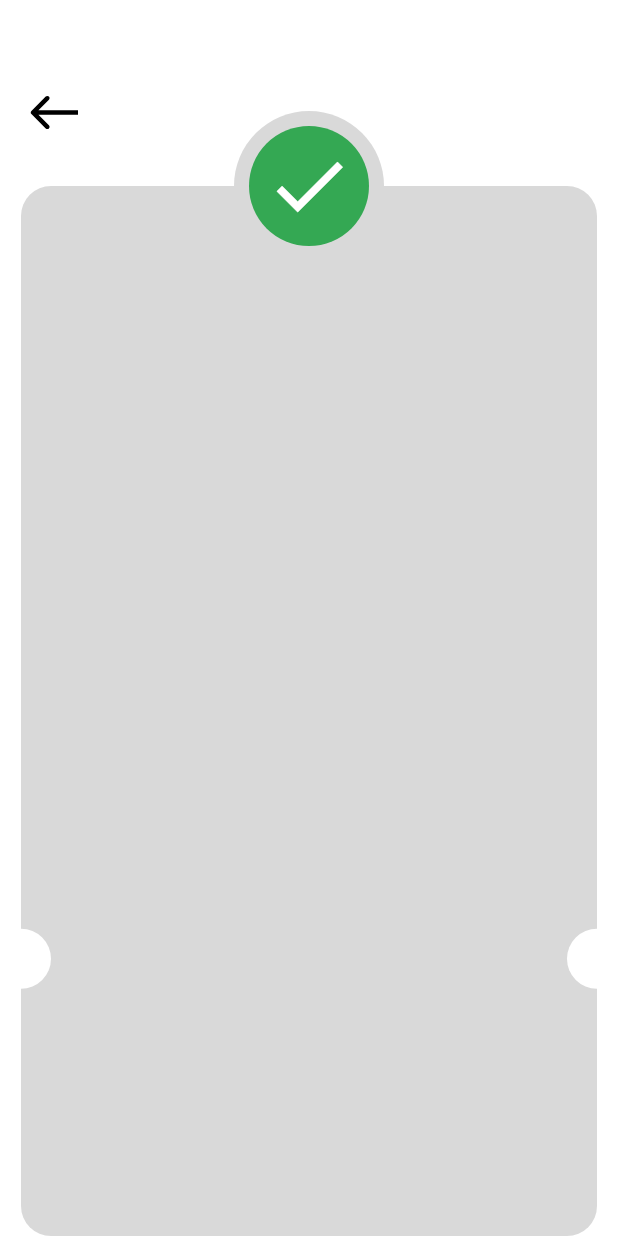
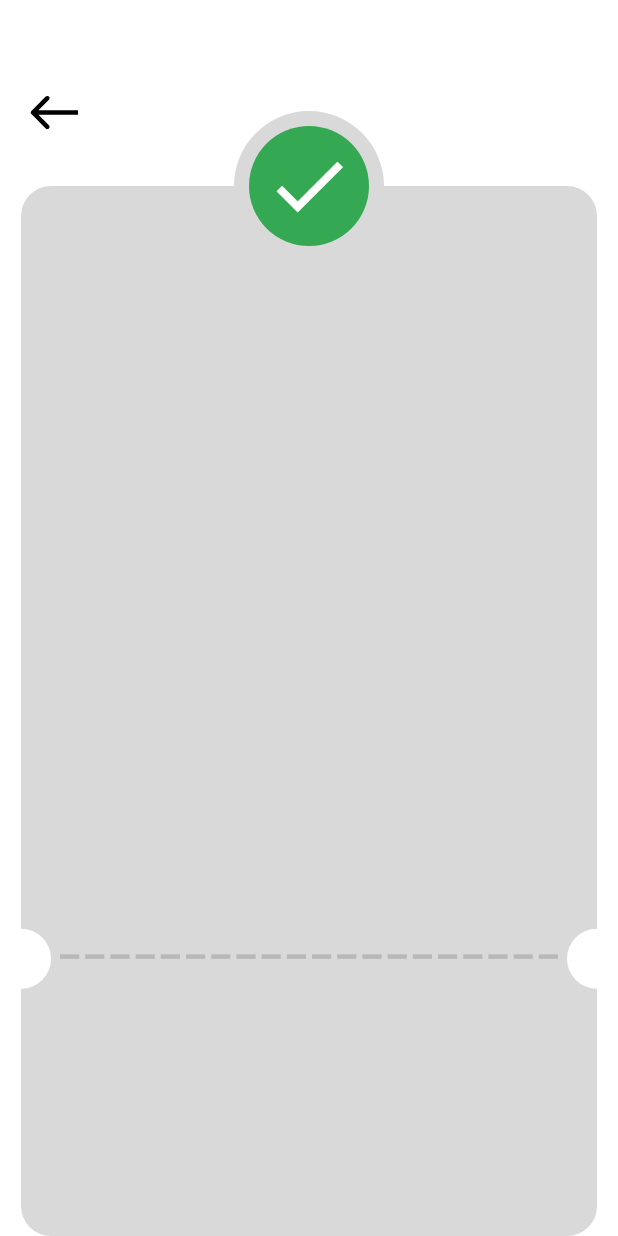
Before and after one commit to AhmedKhedr1/Checkout_Payment, a Flutter app: the ThankyouView screen opened directly, on a phone screen of 412 x 824 dp. Run offline on Flutter 3.47's test engine with Material 3 defaults, Android fonts, the phone set to English and light mode, and no system bars; our stand-ins replace flutter_credit_card, flutter_svg.

Commit message:
Add CustomShapedContainer, CustomCheckIcon, CustomDashedLine, and ThankYouCard widgets; update ThankyouviewBody layout

```diff
--- /dev/null
+++ b/lib/Features/Checkout/Presentation/Widgets/Custom_check_icon.dart
@@ -0,0 +1,25 @@
+
+import 'package:flutter/material.dart';
+
+class Custom_check_icon extends StatelessWidget {
+  const Custom_check_icon({
+    super.key,
+  });
+
+  @override
+  Widget build(BuildContext context) {
+    return CircleAvatar(
+      radius: 50,
+      backgroundColor: Color(0xffd9d9d9),
+      child: CircleAvatar(
+        radius: 40,
+        backgroundColor: Color(0xff34A853),
+        child: Icon(
+          Icons.check,
+          color: Colors.white,
+          size: 60,
+        ),
+      ),
+    );
+  }
+}
--- /dev/null
+++ b/lib/Features/Checkout/Presentation/Widgets/Custom_dashed_line.dart
@@ -0,0 +1,28 @@
+
+import 'package:flutter/material.dart';
+
+class Custom_dashed_line extends StatelessWidget {
+  const Custom_dashed_line({
+    super.key,
+  });
+
+  @override
+  Widget build(BuildContext context) {
+    return Row(
+      children: List.generate(
+        20,
+        (index) {
+          return Expanded(
+            child: Padding(
+              padding: const EdgeInsets.symmetric(horizontal: 2),
+              child: Container(
+                color: Color(0xffB8B8B8),
+                height: 3,
+              ),
+            ),
+          );
+        },
+      ),
+    );
+  }
+}
--- a/lib/Features/Checkout/Presentation/Widgets/Custom_shaped_container.dart
+++ b/lib/Features/Checkout/Presentation/Widgets/Custom_shaped_container.dart
@@ -1,3 +1,6 @@
+import 'package:checkout_payment/Features/Checkout/Presentation/Widgets/Custom_check_icon.dart';
+import 'package:checkout_payment/Features/Checkout/Presentation/Widgets/Custom_dashed_line.dart';
+import 'package:checkout_payment/Features/Checkout/Presentation/Widgets/ThankYouCard.dart';
 import 'package:flutter/material.dart';
 
 class CustomShapedContainer extends StatelessWidget {
@@ -10,16 +13,7 @@ class CustomShapedContainer extends StatelessWidget {
       child: Stack(
         clipBehavior: Clip.none,
         children: [
-          Container(
-            width: double.infinity,
-            height: 700,
-            decoration: ShapeDecoration(
-              color: Color(0xffD9D9D9),
-              shape: RoundedRectangleBorder(
-                borderRadius: BorderRadius.circular(20),
-              ),
-            ),
-          ),
+          ThankYouCard(),
           Positioned(
               left: -20,
               bottom: MediaQuery.sizeOf(context).height * 0.2,
@@ -36,19 +30,13 @@ class CustomShapedContainer extends StatelessWidget {
             top: -50,
             left: 0,
             right: 0,
-            child: CircleAvatar(
-              radius: 50,
-              backgroundColor: Color(0xffd9d9d9),
-              child: CircleAvatar(
-                radius: 40,
-                backgroundColor: Color(0xff34A853),
-                child: Icon(
-                  Icons.check,
-                  color: Colors.white,
-                  size: 60,
-                ),
-              ),
-            ),
+            child: Custom_check_icon(),
+          ),
+          Positioned(
+            bottom: MediaQuery.sizeOf(context).height * 0.2 + 20,
+            left: 24,
+            right: 24,
+            child: Custom_dashed_line(),
           )
         ],
       ),
--- /dev/null
+++ b/lib/Features/Checkout/Presentation/Widgets/ThankYouCard.dart
@@ -0,0 +1,22 @@
+
+import 'package:flutter/material.dart';
+
+class ThankYouCard extends StatelessWidget {
+  const ThankYouCard({
+    super.key,
+  });
+
+  @override
+  Widget build(BuildContext context) {
+    return Container(
+      width: double.infinity,
+      height: 700,
+      decoration: ShapeDecoration(
+        color: Color(0xffD9D9D9),
+        shape: RoundedRectangleBorder(
+          borderRadius: BorderRadius.circular(20),
+        ),
+      ),
+    );
+  }
+}
--- a/lib/Features/Checkout/Presentation/Widgets/ThankyouView_Body.dart
+++ b/lib/Features/Checkout/Presentation/Widgets/ThankyouView_Body.dart
@@ -10,7 +10,9 @@ class ThankyouviewBody extends StatelessWidget {
     return Column(
       children: [
         Customappbar(title: ''),
-        SizedBox(height: 20,),
+        SizedBox(
+          height: 20,
+        ),
         CustomShapedContainer(),
       ],
     );
```
